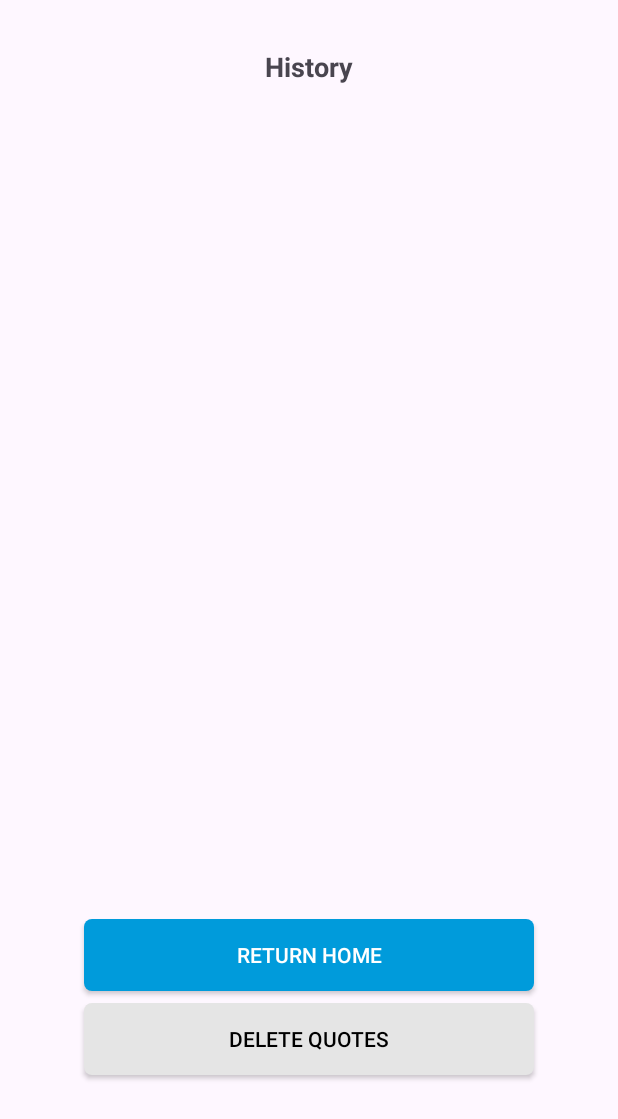
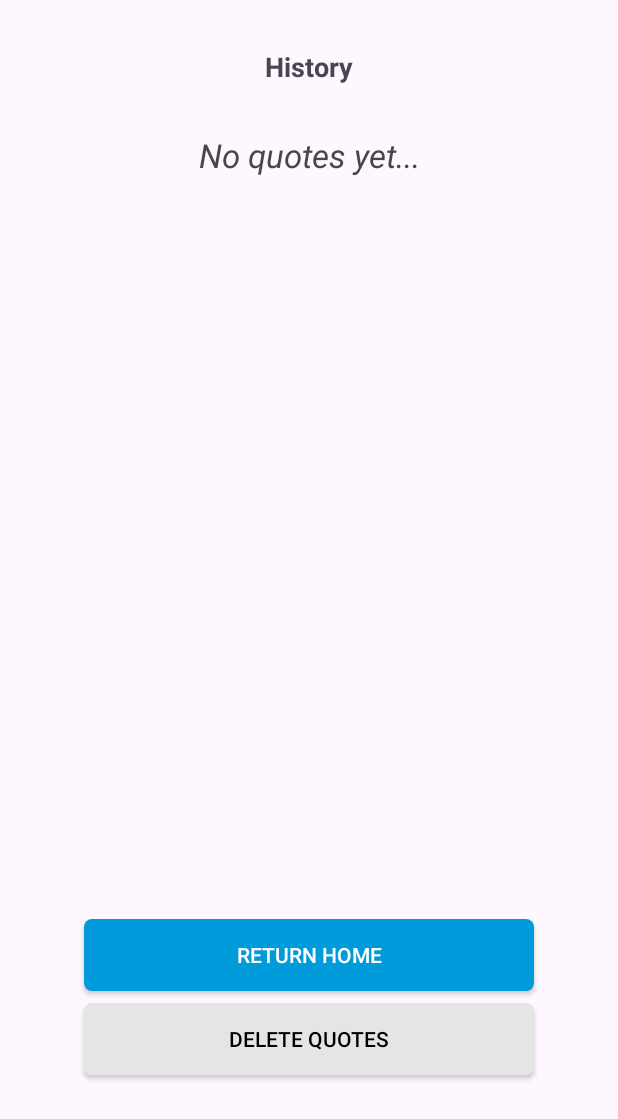
Before and after one commit to edu-flores/pricing-android-app, an Android app: the HistoryActivity screen opened directly, with no data from a screen before it, on a phone screen of 412 x 824 dp. Shown: the top 1119 px of the screen. Run offline under Robolectric (Android 15) with nearby library versions, the phone set to English and light mode, and no system bars; our stand-ins replace Room's generated code; network calls fail.

Commit message:
show empty text

```diff
--- a/app/src/main/java/com/example/pricingapp/HistoryActivity.kt
+++ b/app/src/main/java/com/example/pricingapp/HistoryActivity.kt
@@ -3,6 +3,7 @@ package com.example.pricingapp
 import android.content.Intent
 import androidx.appcompat.app.AppCompatActivity
 import android.os.Bundle
+import android.view.View
 import androidx.appcompat.app.AlertDialog
 import androidx.recyclerview.widget.LinearLayoutManager
 import androidx.room.Room
@@ -14,8 +15,7 @@ import kotlinx.coroutines.launch
 class HistoryActivity : AppCompatActivity() {
     private lateinit var binding: QuoteHistoryBinding
     private val quoteList: MutableList<Quote> = mutableListOf()
-    private val db = Room.databaseBuilder(applicationContext,
-        AppDatabase::class.java, "QuoteDatabase.db").build()
+    private lateinit var db: AppDatabase
 
     override fun onCreate(savedInstanceState: Bundle?) {
         super.onCreate(savedInstanceState)
@@ -36,10 +36,19 @@ class HistoryActivity : AppCompatActivity() {
         recyclerView.layoutManager = LinearLayoutManager(this)
         val adapter = HistoryAdapter(quoteList, this)
         recyclerView.adapter = adapter
+
+        if (quoteList.isEmpty()) {
+            binding.emptyTextView.visibility = View.VISIBLE
+        } else {
+            binding.emptyTextView.visibility = View.GONE
+        }
     }
 
     // SQLite
     private fun setupDatabase() {
+        db = Room.databaseBuilder(applicationContext,
+            AppDatabase::class.java, "QuoteDatabase.db").build()
+
         GlobalScope.launch(Dispatchers.IO) {
             val quotes = db.quoteDao().getAllQuotes()
             launch(Dispatchers.Main) {
@@ -64,6 +73,7 @@ class HistoryActivity : AppCompatActivity() {
             }
             quoteList.clear()
             binding.historyRecyclerView.adapter?.notifyDataSetChanged()
+            binding.emptyTextView.visibility = View.VISIBLE
             dialog.dismiss()
         }
         builder.setNegativeButton("No") { dialog, _ ->
--- a/app/src/main/res/layout/quote_history.xml
+++ b/app/src/main/res/layout/quote_history.xml
@@ -30,6 +30,19 @@
         app:layout_constraintEnd_toStartOf="@+id/guideline8"
         app:layout_constraintStart_toStartOf="@+id/guideline7"
         app:layout_constraintTop_toTopOf="parent" />
+
+    <TextView
+        android:id="@+id/emptyTextView"
+        android:layout_width="wrap_content"
+        android:layout_height="wrap_content"
+        android:layout_marginTop="32dp"
+        android:text="No quotes yet..."
+        android:textSize="22sp"
+        android:visibility="gone"
+        android:textStyle="italic"
+        app:layout_constraintEnd_toStartOf="@+id/guideline8"
+        app:layout_constraintStart_toStartOf="@+id/guideline7"
+        app:layout_constraintTop_toBottomOf="@+id/historyTextView" />
 
     <androidx.recyclerview.widget.RecyclerView
         android:id="@+id/historyRecyclerView"
```
